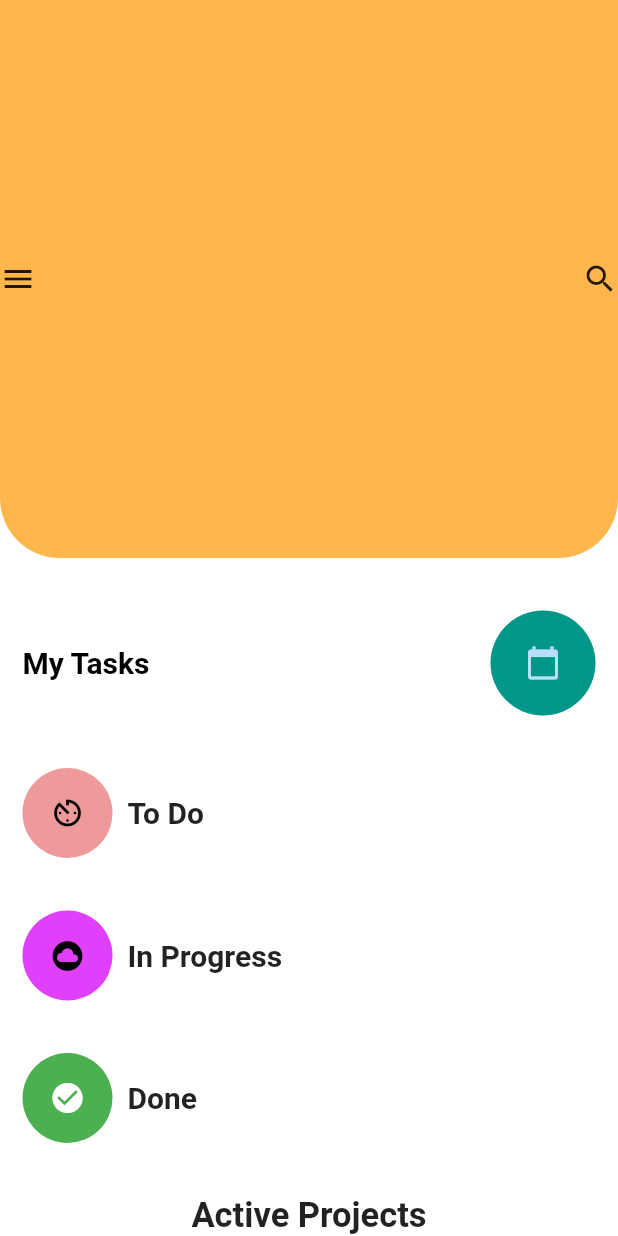
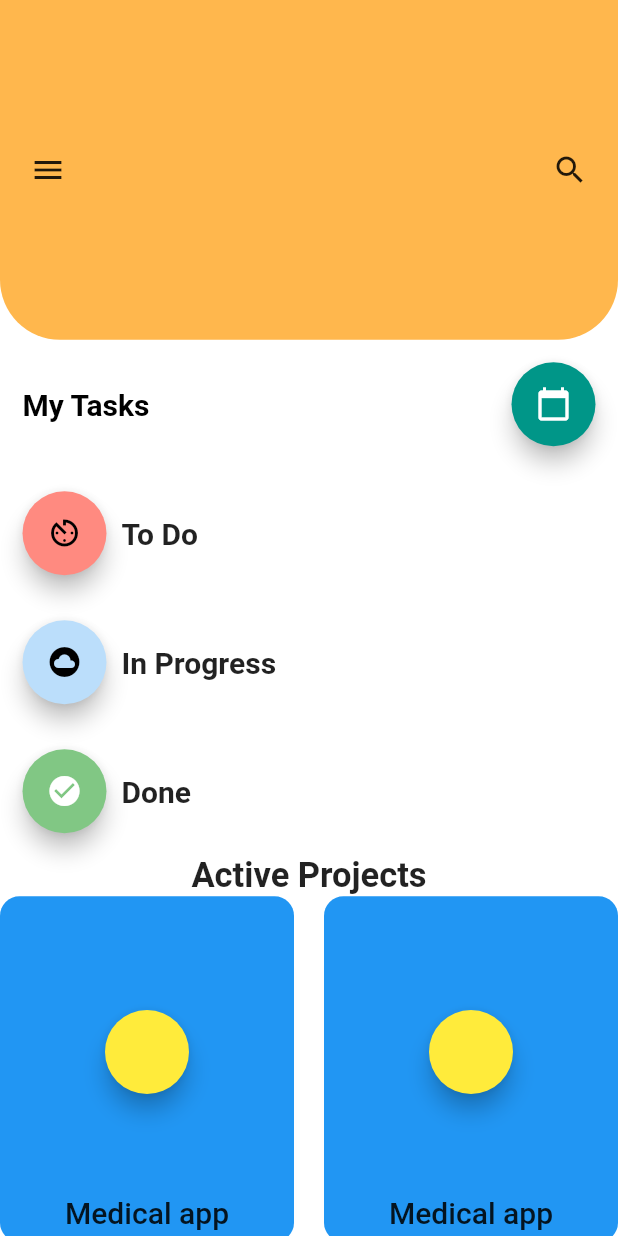
Before and after one commit to KendiJ/Tasks, a Flutter app: the screen it shows after launch, on a phone screen of 412 x 824 dp. Run offline on Flutter 3.47's test engine with Material 2 defaults, Android fonts, the phone set to English and light mode, and no system bars; our stand-ins replace simple_animations.

Commit message:
Profile page

```diff
--- a/lib/Pages/Tasks/todo.dart
+++ b/lib/Pages/Tasks/todo.dart
@@ -4,6 +4,8 @@ import 'package:flutter/material.dart';
 class MyTodo extends StatelessWidget {
   @override
   Widget build(BuildContext context) {
-    return Scaffold();
+    return Container(
+
+    );
   }
 }
--- a/lib/Pages/profile.dart
+++ b/lib/Pages/profile.dart
@@ -1,5 +1,5 @@
 import 'package:flutter/material.dart';
-
+import 'package:my_tasks/Pages/Tasks/todo.dart';
 
 class MyProfile extends StatefulWidget {
   @override
@@ -9,99 +9,196 @@ class MyProfile extends StatefulWidget {
 class _MyProfileState extends State<MyProfile> {
   @override
   Widget build(BuildContext context) {
+    var size = MediaQuery.of(context)
+        .size; //gives total height and width of the device
     return Scaffold(
       body: Column(
         children: <Widget>[
-
           Expanded(
             child: Container(
-              child: Row(
-                mainAxisAlignment: MainAxisAlignment.spaceBetween,
-                children: <Widget>[
-                  Icon(Icons.menu),
-                  Icon(Icons.search)
-                ],
+              height: size.height * .10,
+              child: Padding(
+                padding:
+                    const EdgeInsets.symmetric(horizontal: 20, vertical: 10),
+                child: Row(
+                  mainAxisAlignment: MainAxisAlignment.spaceBetween,
+                  children: <Widget>[Icon(Icons.menu), Icon(Icons.search)],
+                ),
               ),
-              height: 200,
               decoration: BoxDecoration(
-                borderRadius: BorderRadius.only(bottomLeft: Radius.circular(40), bottomRight: Radius.circular(40)),
-                color: Colors.orange[300]
-              ),
+                  borderRadius: BorderRadius.only(
+                      bottomLeft: Radius.circular(40),
+                      bottomRight: Radius.circular(40)),
+                  color: Colors.orange[300]),
             ),
           ),
-          SizedBox(height: 20),
+          // SizedBox(height: 20),
           Padding(
             padding: const EdgeInsets.all(15.0),
             child: Row(
               mainAxisAlignment: MainAxisAlignment.spaceBetween,
               children: <Widget>[
-                Text(
-                  "My Tasks",
-                  style: TextStyle(fontSize: 20, fontWeight: FontWeight.bold,
-                  color: Colors.black)
-                ),
+                Text("My Tasks",
+                    style: TextStyle(
+                        fontSize: 20,
+                        fontWeight: FontWeight.bold,
+                        color: Colors.black)),
                 SizedBox(height: 20),
-                CircleAvatar(
+                FloatingActionButton(
+                  onPressed: () {},
+                  backgroundColor: Colors.teal,
                   child: Icon(Icons.calendar_today),
-                  radius: 35,
-                  backgroundColor: Colors.teal,
                 )
               ],
             ),
           ),
-          SizedBox(height: 5),
+          // SizedBox(height: 5),
           Padding(
             padding: const EdgeInsets.all(15.0),
             child: Row(
               children: <Widget>[
-                CircleAvatar(
-                  child: Icon(Icons.av_timer, color: Colors.black,),
-                  backgroundColor: Colors.red[200],
-                  radius: 30,
+                FloatingActionButton(
+                  onPressed: () {},
+                  backgroundColor: Colors.redAccent[100],
+                  child: Icon(
+                    Icons.av_timer,
+                    color: Colors.black,
+                  ),
                 ),
                 SizedBox(width: 10),
-                Text("To Do", style: TextStyle(fontWeight: FontWeight.bold, fontSize: 20),),
+                Text(
+                  "To Do",
+                  style: TextStyle(fontWeight: FontWeight.bold, fontSize: 20),
+                ),
               ],
             ),
           ),
-          SizedBox(height: 5),
+          // SizedBox(height: 5),
           Padding(
             padding: const EdgeInsets.all(15.0),
             child: Row(
               children: <Widget>[
-                CircleAvatar(
-                  child: Icon(Icons.cloud_circle, color: Colors.black,),
-                  backgroundColor: Colors.purpleAccent,
-                  radius: 30,
+                FloatingActionButton(
+                  onPressed: () {},
+                  backgroundColor: Colors.blue[100],
+                  child: Icon(
+                    Icons.cloud_circle,
+                    color: Colors.black,
+                  ),
                 ),
                 SizedBox(width: 10),
-                Text("In Progress", style: TextStyle(fontWeight: FontWeight.bold, fontSize: 20),),
+                Text(
+                  "In Progress",
+                  style: TextStyle(fontWeight: FontWeight.bold, fontSize: 20),
+                ),
               ],
             ),
           ),
-          SizedBox(height: 5),
+          // SizedBox(height: 5),
           Padding(
             padding: const EdgeInsets.all(15.0),
             child: Row(
               children: <Widget>[
-                CircleAvatar(
-                  child: Icon(Icons.check_circle, color: Colors.white,),
-                  backgroundColor: Colors.green,
-                  radius: 30,
+                FloatingActionButton(
+                  onPressed: () {},
+                  backgroundColor: Colors.green[300],
+                  child: Icon(
+                    Icons.check_circle,
+                    color: Colors.white,
+                  ),
                 ),
                 SizedBox(width: 10),
-                Text("Done", style: TextStyle(fontWeight: FontWeight.bold, fontSize: 20),),
+                Text(
+                  "Done",
+                  style: TextStyle(fontWeight: FontWeight.bold, fontSize: 20),
+                ),
               ],
             ),
           ),
-          SizedBox(height:20),
+          // SizedBox(height: 20),
           Padding(
             padding: const EdgeInsets.symmetric(horizontal: 1.0),
-            child: Text("Active Projects", style: TextStyle(fontWeight: FontWeight.bold, fontSize: 23),),
+            child: Text(
+              "Active Projects",
+              style: TextStyle(fontWeight: FontWeight.bold, fontSize: 23),
+            ),
           ),
-          Container(),
+          Expanded(
+            child: GridView.count(
+              crossAxisCount: 2,
+              childAspectRatio: .85,
+              crossAxisSpacing: 20,
+              mainAxisSpacing: 20,
+              children: <Widget>[
+                CategoryCard(
+                  title: "Medical app",
+                ),
+                CategoryCard(
+                  title: "Medical app",
+                ),
+                CategoryCard(
+                  title: "Medical app",
+                ),
+                CategoryCard(
+                  title: "Medical app",
+                ),
+              ],
+            ),
+          )
         ],
       ),
     );
   }
 }
+
+class CategoryCard extends StatelessWidget {
+
+  final String title; //for title can do same for image
+  const CategoryCard({
+    Key key, this.title,
+  }) : super(key: key);
+
+  @override
+  Widget build(BuildContext context) {
+    return Container(
+      // padding: EdgeInsets.all(20),
+      decoration: BoxDecoration(
+        color: Colors.blue,
+        borderRadius: BorderRadius.circular(13),
+        boxShadow: [BoxShadow(
+          offset: Offset(0, 17),
+          blurRadius: 17,
+          spreadRadius: -23,
+          // color: kShadowColor
+        )]
+      ),
+      child: Material(
+        color: Colors.transparent,
+        child: InkWell(
+          onTap: () {},
+          child: Padding(
+            padding: const EdgeInsets.all(8.0),
+            child: Column(
+              children: <Widget> [
+                Spacer(),
+                FloatingActionButton(
+                  backgroundColor: Colors.yellow,
+                  onPressed: null),
+                Spacer(),
+                Text(
+                  title,
+                textAlign: TextAlign.center,
+                style: Theme.of(context)
+                  .textTheme
+                  .title
+                  .copyWith(fontSize: 20),
+                ),
+
+              ]
+            ),
+          ),
+        ),
+      ),
+    );
+  }
+}
```
